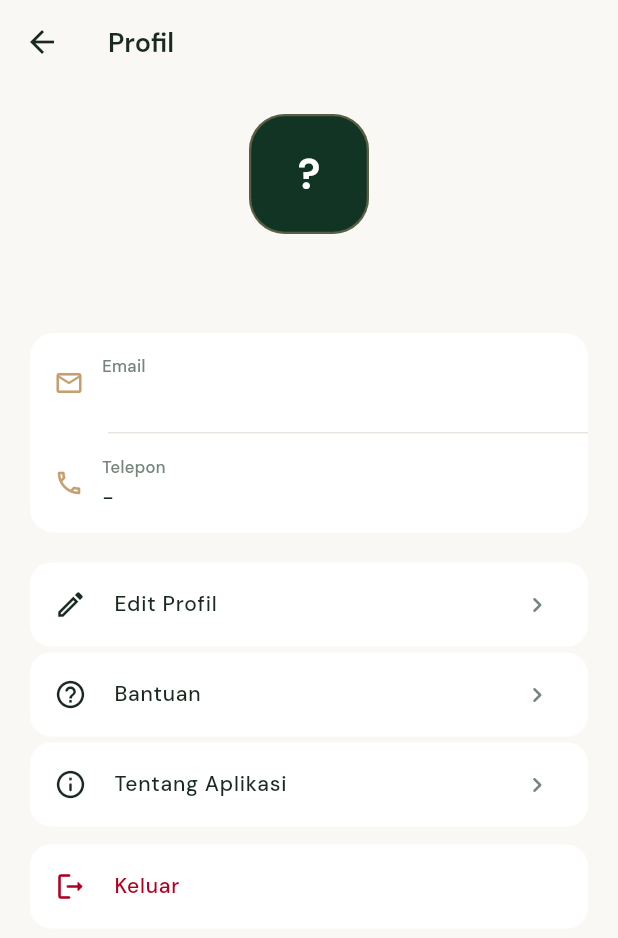
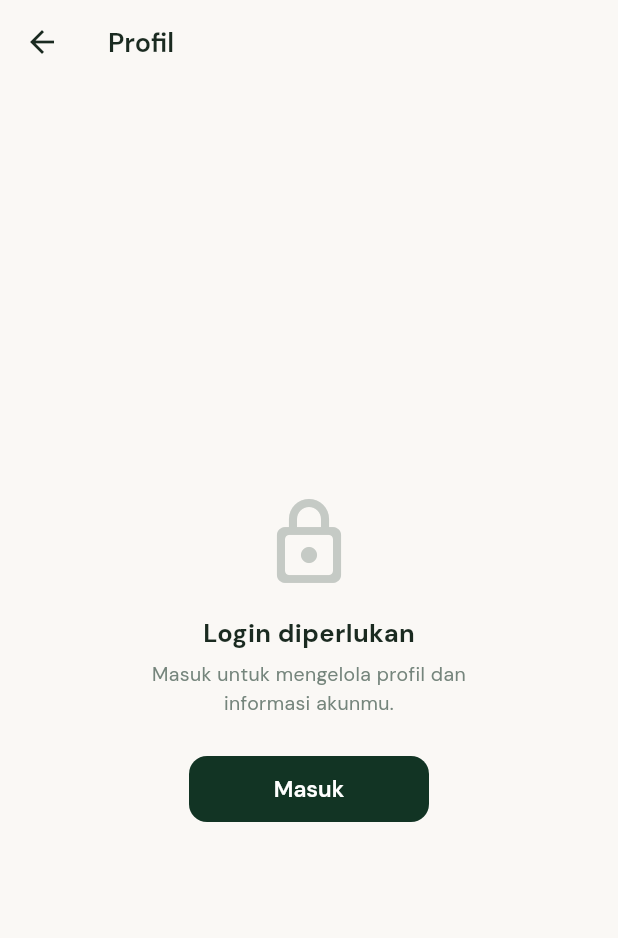
Before and after one commit to noorfarihaf11/kostmap-cloudcomputing, a Flutter app: the ProfileScreen screen opened directly, on a phone screen of 412 x 824 dp. Shown: the top 938 px of the screen. Run offline on Flutter 3.47's test engine with Material 3 defaults, Android fonts, the phone set to English and light mode, and no system bars; our stand-ins replace flutter_map, geolocator, google_fonts, latlong2, shared_preferences; accounts and stored records are empty; network calls fail.

Commit message:
menambahkan fitur guest sebelum login

```diff
--- a/lib/main.dart
+++ b/lib/main.dart
@@ -32,9 +32,7 @@ class KostMapApp extends StatelessWidget {
       title: 'KostMap',
       debugShowCheckedModeBanner: false,
       theme: AppTheme.theme,
-      home: AuthService().isLoggedIn
-          ? const MainNavigator()
-          : const LoginScreen(),
+      home: const MainNavigator(),
     );
   }
 }
--- a/lib/screens/profile_screen.dart
+++ b/lib/screens/profile_screen.dart
@@ -13,6 +13,7 @@ class ProfileScreen extends StatelessWidget {
     return ListenableBuilder(
       listenable: AuthService(),
       builder: (context, _) {
+        final isLoggedIn = AuthService().isLoggedIn;
         final user = AuthService().currentUser;
 
         return Scaffold(
@@ -22,7 +23,8 @@ class ProfileScreen extends StatelessWidget {
             backgroundColor: AppColors.background,
             elevation: 0,
           ),
-          body: ListView(
+          body: isLoggedIn
+              ? ListView(
                   padding: const EdgeInsets.symmetric(horizontal: 20, vertical: 8),
                   children: [
                     const SizedBox(height: 12),
@@ -35,7 +37,8 @@ class ProfileScreen extends StatelessWidget {
                     _buildMenuSection(context),
                     const SizedBox(height: 32),
                   ],
-          ),
+                )
+              : _buildLoginPrompt(context),
         );
       },
     );
@@ -438,7 +441,7 @@ class ProfileScreen extends StatelessWidget {
                 width: double.infinity,
                 child: ElevatedButton.icon(
                   onPressed: () async {
-                    final url = Uri.parse('https://wa.me/6281234567890?text=Halo%20Admin%20KostMap,%20saya%20butuh%20bantuan...');
+                    final url = Uri.parse('https://wa.me/6285778445682?text=Halo%20Admin%20KostMap,%20saya%20butuh%20bantuan...');
                     if (await canLaunchUrl(url)) {
                       await launchUrl(url);
                     }
@@ -563,4 +566,59 @@ class ProfileScreen extends StatelessWidget {
       },
     );
   }
+
+  Widget _buildLoginPrompt(BuildContext context) {
+    return Center(
+      child: Padding(
+        padding: const EdgeInsets.symmetric(horizontal: 32),
+        child: Column(
+          mainAxisAlignment: MainAxisAlignment.center,
+          children: [
+            Icon(Icons.lock_outline_rounded,
+                size: 64,
+                color: AppColors.textSecondary.withOpacity(0.4)),
+            const SizedBox(height: 16),
+            Text(
+              'Login diperlukan',
+              style: GoogleFonts.dmSans(
+                fontSize: 17,
+                fontWeight: FontWeight.w700,
+                color: AppColors.textPrimary,
+              ),
+            ),
+            const SizedBox(height: 6),
+            Text(
+              'Masuk untuk mengelola profil dan\ninformasi akunmu.',
+              style: GoogleFonts.dmSans(
+                  fontSize: 13,
+                  color: AppColors.textSecondary,
+                  height: 1.5),
+              textAlign: TextAlign.center,
+            ),
+            const SizedBox(height: 24),
+            SizedBox(
+              width: 160,
+              child: ElevatedButton(
+                onPressed: () => Navigator.push(
+                  context,
+                  MaterialPageRoute(builder: (_) => const LoginScreen()),
+                ),
+                style: ElevatedButton.styleFrom(
+                  backgroundColor: AppColors.secondary,
+                  foregroundColor: Colors.white,
+                  shape: RoundedRectangleBorder(
+                      borderRadius: BorderRadius.circular(12)),
+                  padding: const EdgeInsets.symmetric(vertical: 12),
+                  elevation: 0,
+                ),
+                child: Text('Masuk',
+                    style:
+                        GoogleFonts.dmSans(fontWeight: FontWeight.w600)),
+              ),
+            ),
+          ],
+        ),
+      ),
+    );
   }
+}
```
Lines whose indentation alone changed are shown as unchanged.
